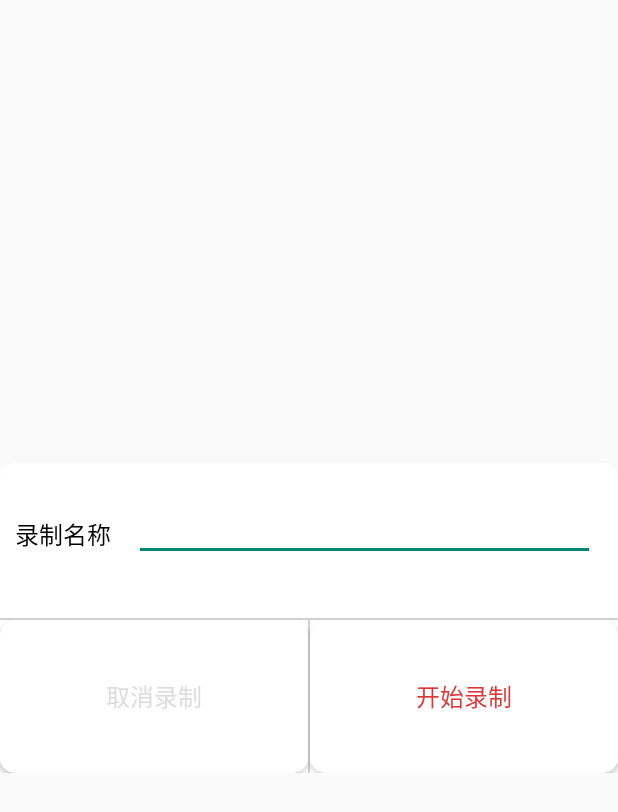
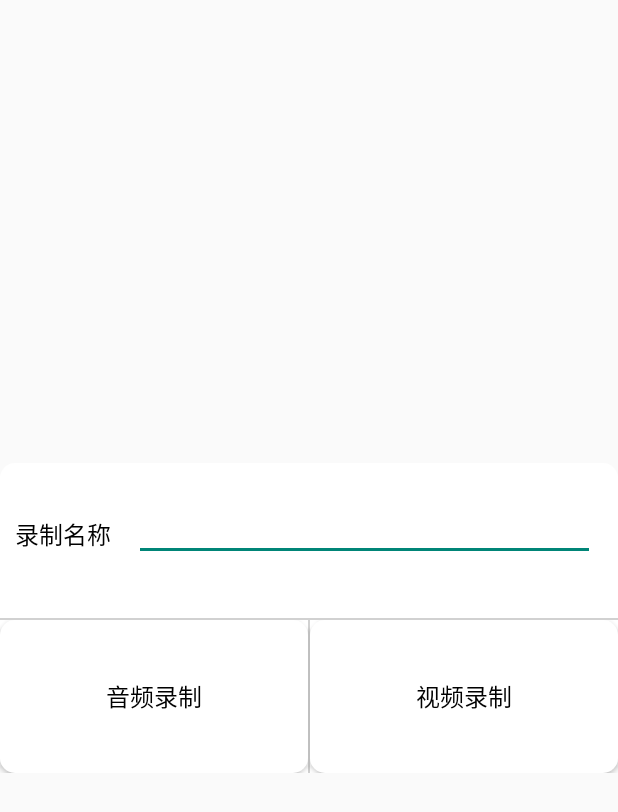
Before and after one commit to zhaoyang21cn/iLiveSDK_Android_Suixinbo, an Android app: the layout record_param.xml on its own in the app's theme, with its tools: preview values and no code run, on a phone screen of 412 x 824 dp. Shown: the top 812 px of the screen. Run offline under Robolectric (Android 15) with nearby library versions, the phone set to English and light mode, and no system bars; network calls fail.

Commit message:
增加音频录制

```diff
--- a/suixinbo/src/main/java/com/tencent/qcloud/suixinbo/presenters/LiveHelper.java
+++ b/suixinbo/src/main/java/com/tencent/qcloud/suixinbo/presenters/LiveHelper.java
@@ -114,10 +114,10 @@ public class LiveHelper extends Presenter implements ILiveRoomOption.onRoomDisco
 
 
     /**
-     * 申请房间
+     * 拉取成员
      */
     public void pullMemberList() {
-        mGetMemListTask = new GetMemberListTask(); //申请房间
+        mGetMemListTask = new GetMemberListTask(); //拉取成员
         mGetMemListTask.execute();
 
     }
@@ -508,7 +508,7 @@ public class LiveHelper extends Presenter implements ILiveRoomOption.onRoomDisco
 
             @Override
             public void onError(String module, int errCode, String errMsg) {
-                Toast.makeText(mContext, "sendCmd->failed:" + module + "|" + errCode + "|" + errMsg, Toast.LENGTH_SHORT).show();
+//                Toast.makeText(mContext, "sendCmd->failed:" + module + "|" + errCode + "|" + errMsg, Toast.LENGTH_SHORT).show();
             }
         });
     }
--- a/suixinbo/src/main/java/com/tencent/qcloud/suixinbo/views/LiveActivity.java
+++ b/suixinbo/src/main/java/com/tencent/qcloud/suixinbo/views/LiveActivity.java
@@ -1460,7 +1460,7 @@ public class LiveActivity extends BaseActivity implements LiveView, View.OnClick
         final RadioGroup radgroup = (RadioGroup) mPushDialog.findViewById(R.id.push_type);
 
 
-        Button recordOk = (Button) mPushDialog.findViewById(R.id.btn_record_ok);
+        Button recordOk = (Button) mPushDialog.findViewById(R.id.btn_record_video);
         recordOk.setOnClickListener(new View.OnClickListener() {
             @Override
             public void onClick(View view) {
@@ -1486,7 +1486,7 @@ public class LiveActivity extends BaseActivity implements LiveView, View.OnClick
         });
 
 
-        Button recordCancel = (Button) mPushDialog.findViewById(R.id.btn_record_cancel);
+        Button recordCancel = (Button) mPushDialog.findViewById(R.id.btn_record_audio);
         recordCancel.setOnClickListener(new View.OnClickListener() {
             @Override
             public void onClick(View view) {
@@ -1587,25 +1587,32 @@ public class LiveActivity extends BaseActivity implements LiveView, View.OnClick
         }
         filenameEditText.setText("" + CurLiveInfo.getRoomNum());
 
-        Button recordOk = (Button) recordDialog.findViewById(R.id.btn_record_ok);
-        recordOk.setOnClickListener(new View.OnClickListener() {
+        Button videoRecord = (Button) recordDialog.findViewById(R.id.btn_record_video);
+        videoRecord.setOnClickListener(new View.OnClickListener() {
             @Override
             public void onClick(View view) {
                 ILiveRecordOption option = new ILiveRecordOption();
-                SxbLog.d(TAG, LogConstants.ACTION_HOST_CREATE_ROOM + LogConstants.DIV + MySelfInfo.getInstance().getId() + LogConstants.DIV + "start record"
-                        + LogConstants.DIV + "room id " + MySelfInfo.getInstance().getMyRoomNum());
                 filename = filenameEditText.getText().toString();
                 option.fileName("sxb_" + ILiveLoginManager.getInstance().getMyUserId() + "_" + filename);
 
                 option.classId(123);
+                option.recordType(TIMAvManager.RecordType.VIDEO);
                 mLiveHelper.startRecord(option);
                 recordDialog.dismiss();
             }
         });
-        Button recordCancel = (Button) recordDialog.findViewById(R.id.btn_record_cancel);
-        recordCancel.setOnClickListener(new View.OnClickListener() {
+        Button audioRecord = (Button) recordDialog.findViewById(R.id.btn_record_audio);
+        audioRecord.setOnClickListener(new View.OnClickListener() {
             @Override
             public void onClick(View view) {
+                ILiveRecordOption option = new ILiveRecordOption();
+                filename = filenameEditText.getText().toString();
+                option.fileName("sxb_" + ILiveLoginManager.getInstance().getMyUserId() + "_" + filename);
+
+                option.classId(123);
+                option.recordType(TIMAvManager.RecordType.AUDIO);
+                mLiveHelper.startRecord(option);
+                recordDialog.dismiss();
                 recordDialog.dismiss();
             }
         });
--- a/suixinbo/src/main/res/layout/record_param.xml
+++ b/suixinbo/src/main/res/layout/record_param.xml
@@ -29,115 +29,6 @@
             android:layout_marginRight="15dp"
             android:layout_marginLeft="15dp"
          />
-
-<!--        <TextView
-            android:id="@+id/text2"
-            android:layout_width="wrap_content"
-            android:layout_height="35dp"
-            android:layout_marginTop="5dp"
-            android:layout_marginLeft="10dp"
-            android:gravity="center_vertical"
-            android:layout_below="@id/text1"
-            android:text="标签"
-            android:textSize="@dimen/text_size"
-            android:textColor="@color/black"/>
-
-        <EditText
-            android:id="@+id/record_tag"
-            android:layout_width="match_parent"
-            android:layout_height="40dp"
-            android:layout_alignBottom="@id/text2"
-            android:layout_toRightOf="@id/text2"
-            android:layout_marginRight="15dp"
-            android:layout_marginLeft="15dp"
-            />
-
-        <TextView
-            android:id="@+id/text3"
-            android:layout_width="wrap_content"
-            android:layout_height="35dp"
-            android:layout_marginLeft="10dp"
-            android:layout_marginTop="5dp"
-            android:gravity="center_vertical"
-            android:layout_below="@id/text2"
-            android:text="分类"
-            android:textSize="@dimen/text_size"
-            android:textColor="@color/black"/>
-
-        <EditText
-            android:id="@+id/record_class"
-            android:layout_width="match_parent"
-            android:layout_height="40dp"
-            android:layout_alignBottom="@id/text3"
-            android:layout_toRightOf="@id/text3"
-            android:inputType="number"
-            android:text="8921"
-            android:layout_marginRight="15dp"
-            android:layout_marginLeft="15dp"
-            />
-
-        <TextView
-            android:id="@+id/text4"
-            android:layout_width="wrap_content"
-            android:layout_height="35dp"
-            android:layout_marginLeft="10dp"
-            android:layout_marginTop="5dp"
-            android:gravity="center_vertical"
-            android:layout_below="@id/text3"
-            android:text="转码"
-            android:textSize="@dimen/text_size"
-            android:textColor="@color/black"/>
-
-        <CheckBox
-            android:id="@+id/record_tran_code"
-            android:layout_width="match_parent"
-            android:layout_height="35dp"
-            android:layout_alignBottom="@id/text4"
-            android:layout_toRightOf="@id/text4"
-            android:layout_marginLeft="15dp"
-            />
-
-        <TextView
-            android:id="@+id/text5"
-            android:layout_width="wrap_content"
-            android:layout_height="35dp"
-            android:layout_marginLeft="10dp"
-            android:layout_marginTop="5dp"
-            android:gravity="center_vertical"
-            android:layout_below="@id/text4"
-            android:text="截图"
-            android:textSize="@dimen/text_size"
-            android:textColor="@color/black"/>
-
-        <CheckBox
-            android:id="@+id/record_screen_shot"
-            android:layout_width="match_parent"
-            android:layout_height="35dp"
-            android:layout_alignBottom="@id/text5"
-            android:layout_toRightOf="@id/text5"
-            android:layout_marginLeft="15dp"
-            />
-
-        <TextView
-            android:id="@+id/text6"
-            android:layout_width="wrap_content"
-            android:layout_height="35dp"
-            android:layout_marginLeft="10dp"
-            android:layout_marginTop="5dp"
-            android:gravity="center_vertical"
-            android:layout_below="@id/text5"
-            android:text="水印"
-            android:textSize="@dimen/text_size"
-            android:textColor="@color/black"/>
-
-        <CheckBox
-            android:id="@+id/record_water_mark"
-            android:layout_width="match_parent"
-            android:layout_height="35dp"
-            android:layout_alignBottom="@id/text6"
-            android:layout_toRightOf="@id/text6"
-            android:layout_marginLeft="15dp"
-            />-->
     </RelativeLayout>
 
     <View
@@ -153,14 +44,14 @@
         >
 
         <Button
-            android:id="@+id/btn_record_cancel"
+            android:id="@+id/btn_record_audio"
             android:layout_width="wrap_content"
             android:layout_height="fill_parent"
             android:layout_weight="1"
             android:background="@drawable/dialog_btn_style"
-            android:text="取消录制"
+            android:text="音频录制"
             android:textSize="@dimen/text_size"
-            android:textColor="@color/colorGray2"/>
+            android:textColor="@color/black"/>
 
         <View
             android:layout_width="2px"
@@ -169,13 +60,13 @@
             />
 
         <Button
-            android:id="@+id/btn_record_ok"
+            android:id="@+id/btn_record_video"
             android:layout_width="wrap_content"
             android:layout_height="fill_parent"
             android:layout_weight="1"
             android:background="@drawable/dialog_btn_style"
-            android:text="开始录制"
+            android:text="视频录制"
             android:textSize="@dimen/text_size"
-            android:textColor="#dc3839"/>
+            android:textColor="@color/black"/>
     </LinearLayout>
 </LinearLayout>
```
